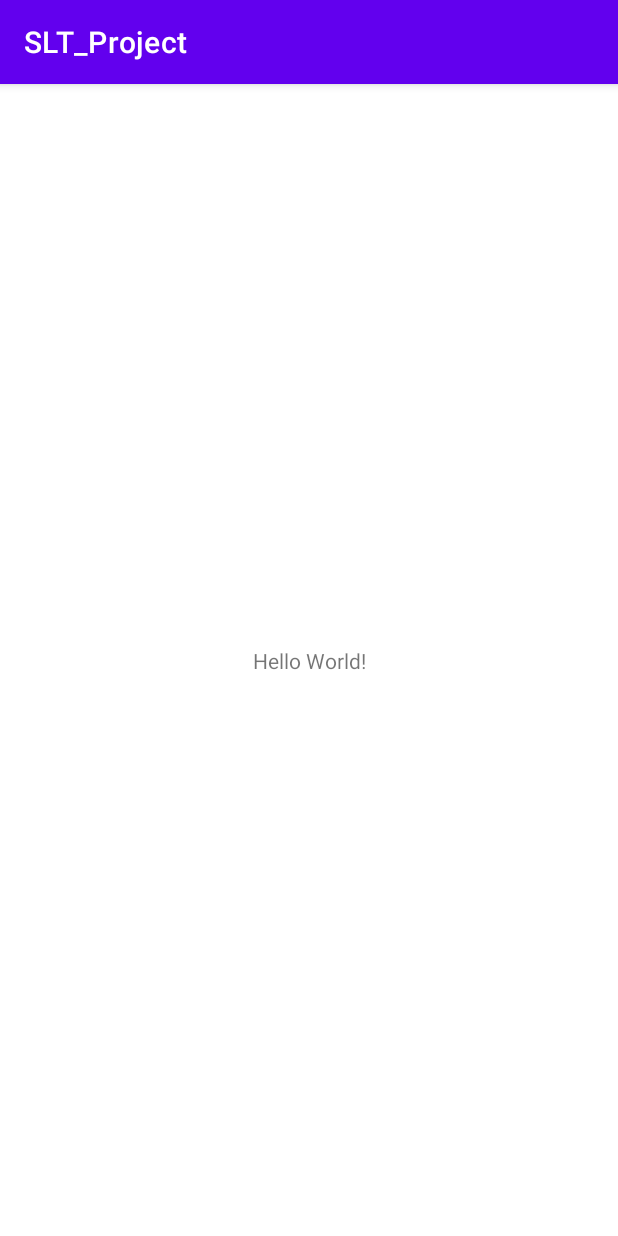
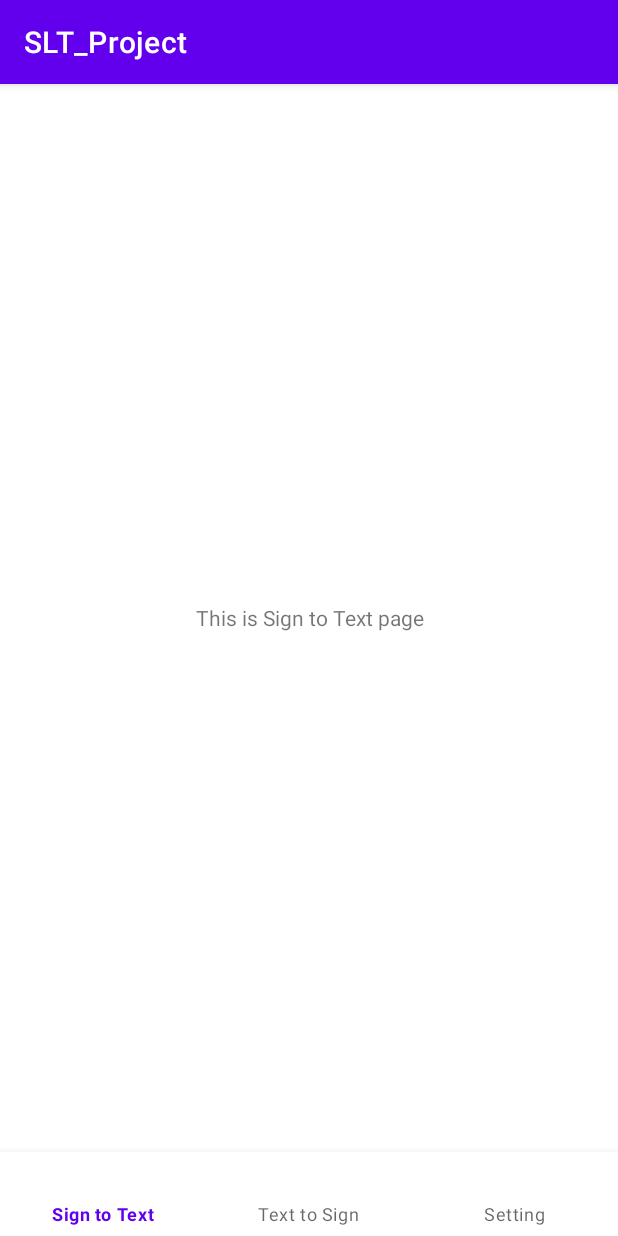
Before and after one commit to Lance-Bai/sign_language_translation_APP, an Android app: the screen it shows after launch (MainActivity), on a phone screen of 412 x 824 dp. Run offline under Robolectric (Android 15) with nearby library versions, the phone set to English and light mode, and no system bars.

Commit message:
3 fragments and navigation bar added

```diff
--- a/app/src/main/AndroidManifest.xml
+++ b/app/src/main/AndroidManifest.xml
@@ -12,7 +12,7 @@
         android:theme="@style/Theme.SLT_Project"
         tools:targetApi="31">
         <activity
-            android:name=".MainActivity"
+            android:name=".ui.MainActivity" android:theme="@style/Theme.Splash"
             android:exported="true">
             <intent-filter>
                 <action android:name="android.intent.action.MAIN" />
--- a/app/src/main/java/com/example/slt_project/MainActivity.java
+++ /dev/null
@@ -1,14 +0,0 @@
-package com.example.slt_project;
-
-import androidx.appcompat.app.AppCompatActivity;
-
-import android.os.Bundle;
-
-public class MainActivity extends AppCompatActivity {
-
-    @Override
-    protected void onCreate(Bundle savedInstanceState) {
-        super.onCreate(savedInstanceState);
-        setContentView(R.layout.activity_main);
-    }
-}
--- /dev/null
+++ b/app/src/main/java/com/example/slt_project/ui/MainActivity.java
@@ -0,0 +1,76 @@
+package com.example.slt_project.ui;
+
+import androidx.annotation.NonNull;
+import androidx.appcompat.app.AppCompatActivity;
+import androidx.fragment.app.Fragment;
+import androidx.fragment.app.FragmentTransaction;
+
+import android.annotation.SuppressLint;
+import android.os.Bundle;
+import android.view.MenuItem;
+
+import com.example.slt_project.R;
+import com.example.slt_project.ui.S2T.S2TFragment;
+import com.example.slt_project.ui.Setting.SetingFragment;
+import com.example.slt_project.ui.T2S.T2SFragment;
+import com.example.slt_project.ui.base.BaseActivity;
+import com.google.android.material.bottomnavigation.BottomNavigationView;
+import com.google.android.material.navigation.NavigationBarView;
+
+public class MainActivity extends BaseActivity implements NavigationBarView.OnItemSelectedListener {
+    private Fragment[] fragments;
+    private int lastFragmentIndex =0 ;
+    @Override
+    protected int getLayoutID() {
+        return R.layout.activity_main;
+    }
+
+    @Override
+    protected void initViews() {
+        BottomNavigationView bottomNavigationView = find(R.id.navigationView);
+        bottomNavigationView.setOnItemSelectedListener(this);
+        fragments = new Fragment[]{
+                new S2TFragment(),
+                new T2SFragment(),
+                new SetingFragment()
+        };
+        getSupportFragmentManager().beginTransaction().add(R.id.frameLayout, fragments[0]).commit();
+    }
+
+    @Override
+    protected void onCreate(Bundle savedInstanceState) {
+
+        setTheme(R.style.Theme_SLT_Project );
+        super.onCreate(savedInstanceState);
+    }
+
+    @Override
+    public boolean onNavigationItemSelected(@NonNull MenuItem item) {
+        item.setChecked(true);
+        switch (item.getItemId()){
+            case R.id.top_S2T:
+                switchFragment(0);
+                break;
+            case R.id.top_T2S:
+                switchFragment(1);
+                break;
+            case R.id.top_setting:
+                switchFragment(2);
+                break;
+        }
+        return false;
+    }
+
+    private void switchFragment(int nextIndex){
+        if(nextIndex == lastFragmentIndex)return;
+        FragmentTransaction fragmentTransaction = getSupportFragmentManager().beginTransaction();
+        if(!fragments[nextIndex].isAdded()){
+            fragmentTransaction.add(R.id.frameLayout, fragments[nextIndex]);
+        }else{
+            fragmentTransaction.show(fragments[nextIndex]);
+        }
+        fragmentTransaction.hide(fragments[lastFragmentIndex]).commitAllowingStateLoss();
+
+        lastFragmentIndex = nextIndex;
+    }
+}
--- /dev/null
+++ b/app/src/main/java/com/example/slt_project/ui/S2T/S2TFragment.java
@@ -0,0 +1,16 @@
+package com.example.slt_project.ui.S2T;
+
+import com.example.slt_project.R;
+import com.example.slt_project.ui.base.BaseFragment;
+
+public class S2TFragment extends BaseFragment {
+    @Override
+    protected int getLayoutID() {
+        return R.layout.fragment_s2t;
+    }
+
+    @Override
+    protected void initViews() {
+
+    }
+}
--- /dev/null
+++ b/app/src/main/java/com/example/slt_project/ui/Setting/SetingFragment.java
@@ -0,0 +1,16 @@
+package com.example.slt_project.ui.Setting;
+
+import com.example.slt_project.R;
+import com.example.slt_project.ui.base.BaseFragment;
+
+public class SetingFragment extends BaseFragment {
+    @Override
+    protected int getLayoutID() {
+        return R.layout.fragment_seting;
+    }
+
+    @Override
+    protected void initViews() {
+
+    }
+}
--- /dev/null
+++ b/app/src/main/java/com/example/slt_project/ui/T2S/T2SFragment.java
@@ -0,0 +1,17 @@
+package com.example.slt_project.ui.T2S;
+
+import com.example.slt_project.R;
+import com.example.slt_project.ui.base.BaseFragment;
+
+public class T2SFragment extends BaseFragment {
+
+    @Override
+    protected int getLayoutID() {
+        return R.layout.fragment_t2s;
+    }
+
+    @Override
+    protected void initViews() {
+
+    }
+}
--- /dev/null
+++ b/app/src/main/java/com/example/slt_project/ui/base/BaseActivity.java
@@ -0,0 +1,24 @@
+package com.example.slt_project.ui.base;
+
+import android.os.Bundle;
+import android.view.View;
+
+import androidx.annotation.IdRes;
+import androidx.annotation.Nullable;
+import androidx.appcompat.app.AppCompatActivity;
+
+public abstract class BaseActivity extends AppCompatActivity {
+    protected abstract int getLayoutID();
+    protected abstract void initViews() ;
+    @Override
+    protected void onCreate(@Nullable Bundle savedInstanceState) {
+        super.onCreate(savedInstanceState);
+        setContentView(getLayoutID());
+        initViews();
+    }
+    protected <T extends View> T find(@IdRes int id){
+        return findViewById(id);
+    }
+
+
+}
--- /dev/null
+++ b/app/src/main/java/com/example/slt_project/ui/base/BaseFragment.java
@@ -0,0 +1,29 @@
+package com.example.slt_project.ui.base;
+
+import android.os.Bundle;
+import android.view.LayoutInflater;
+import android.view.View;
+import android.view.ViewGroup;
+
+import androidx.annotation.IdRes;
+import androidx.annotation.NonNull;
+import androidx.annotation.Nullable;
+import androidx.fragment.app.Fragment;
+
+public abstract class BaseFragment extends Fragment {
+    protected View contentView;
+    protected abstract int getLayoutID();
+    protected abstract void initViews() ;
+
+    @Nullable
+    @Override
+    public View onCreateView(@NonNull LayoutInflater inflater, @Nullable ViewGroup container, @Nullable Bundle savedInstanceState) {
+        contentView = inflater.inflate(getLayoutID(), container,false);
+        initViews();
+        return contentView;
+    }
+
+    protected <T extends View> T find(@IdRes int id){
+        return contentView.findViewById(id);
+    }
+}
--- a/app/src/main/res/layout/activity_main.xml
+++ b/app/src/main/res/layout/activity_main.xml
@@ -4,15 +4,25 @@
     xmlns:tools="http://schemas.android.com/tools"
     android:layout_width="match_parent"
     android:layout_height="match_parent"
-    tools:context=".MainActivity">
+    tools:context=".ui.MainActivity">
 
-    <TextView
-        android:layout_width="wrap_content"
+    <com.google.android.material.bottomnavigation.BottomNavigationView
+        android:id="@+id/navigationView"
+        android:layout_width="match_parent"
         android:layout_height="wrap_content"
-        android:text="Hello World!"
         app:layout_constraintBottom_toBottomOf="parent"
+        app:menu="@menu/top_navi_menu" />
+
+    <FrameLayout
+        android:layout_width="match_parent"
+        android:layout_height="0dp"
+        android:id="@+id/frameLayout"
+        app:layout_constraintBottom_toTopOf="@id/navigationView"
         app:layout_constraintEnd_toEndOf="parent"
         app:layout_constraintStart_toStartOf="parent"
-        app:layout_constraintTop_toTopOf="parent" />
+        app:layout_constraintTop_toTopOf="parent"
+        >
+    </FrameLayout>
+
 
 </androidx.constraintlayout.widget.ConstraintLayout>
--- /dev/null
+++ b/app/src/main/res/layout/fragment_s2t.xml
@@ -0,0 +1,10 @@
+<?xml version="1.0" encoding="utf-8"?>
+<androidx.constraintlayout.widget.ConstraintLayout xmlns:android="http://schemas.android.com/apk/res/android"
+    android:layout_width="match_parent"
+    android:layout_height="match_parent">
+    <TextView
+        android:layout_width="match_parent"
+        android:layout_height="match_parent"
+        android:gravity="center"
+        android:text="This is Sign to Text page" />
+</androidx.constraintlayout.widget.ConstraintLayout>
--- /dev/null
+++ b/app/src/main/res/menu/top_navi_menu.xml
@@ -0,0 +1,14 @@
+<?xml version="1.0" encoding="utf-8"?>
+<menu xmlns:android="http://schemas.android.com/apk/res/android">
+    <item
+        android:id="@+id/top_S2T"
+        android:title="@string/top_title_S2T" />
+    <item
+        android:title="@string/top_title_T2S"
+        android:id="@+id/top_T2S"
+        />
+    <item
+        android:title="@string/top_title_setting"
+        android:id="@+id/top_setting"
+        />
+</menu>
--- a/app/src/main/res/values/strings.xml
+++ b/app/src/main/res/values/strings.xml
@@ -1,3 +1,6 @@
 <resources>
     <string name="app_name">SLT_Project</string>
+    <string name="top_title_S2T">Sign to Text</string>
+    <string name="top_title_T2S">Text to Sign</string>
+    <string name="top_title_setting">Setting</string>
 </resources>
--- a/app/src/main/res/values/themes.xml
+++ b/app/src/main/res/values/themes.xml
@@ -13,4 +13,10 @@
         <item name="android:statusBarColor">?attr/colorPrimaryVariant</item>
         <!-- Customize your theme here. -->
     </style>
+
+    <style name="Theme.Splash" parent="Theme.SLT_Project">
+        <item name="android:windowBackground">@drawable/blank</item>
+        <item name="android:windowFullscreen">true</item>
+        <item name="android:navigationBarColor">@android:color/transparent</item>
+    </style>
 </resources>
```
Also changed, not shown: app/src/main/res/layout/fragment_seting.xml (added, +11 -0 lines), app/src/main/res/layout/fragment_t2s.xml (added, +10 -0 lines), app/src/main/res/drawable-xhdpi/blank.jpg (added).
